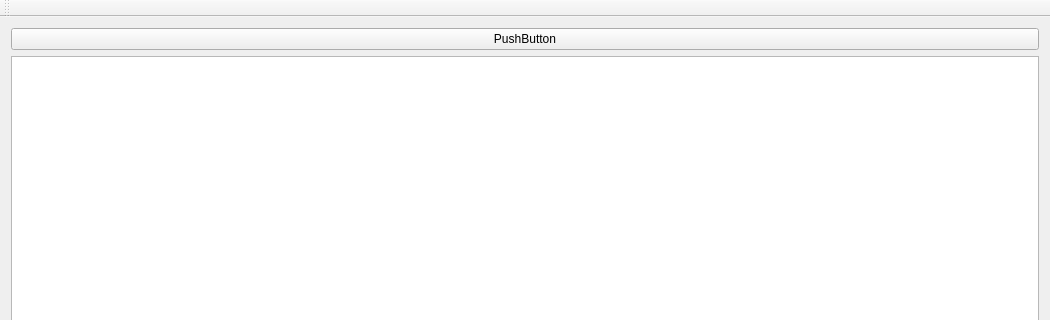
The window that mainwindow.ui (tixiv/CAN-Monitor-qt) describes before a commit, drawn with Qt 5; both pictures show x 0 to 1050 and y 0 to 320 of the 1050 by 611 pixel window.
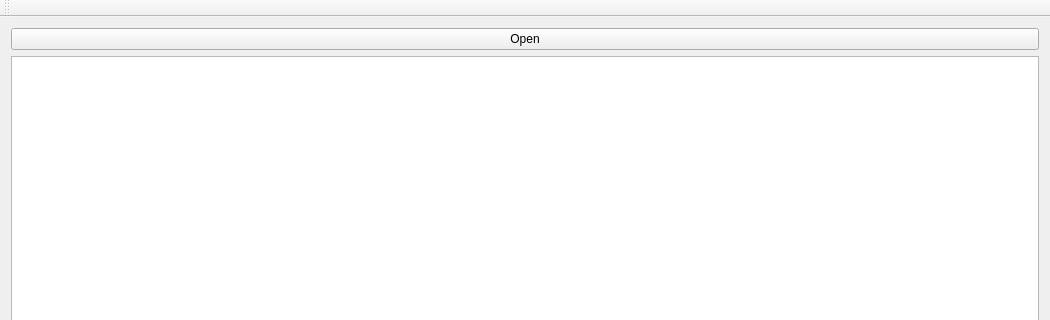
The same window after the commit.

```diff
--- a/mainwindow.ui
+++ b/mainwindow.ui
@@ -18,7 +18,7 @@
     <item>
      <widget class="QPushButton" name="pushButton">
       <property name="text">
-       <string>PushButton</string>
+       <string>Open</string>
       </property>
      </widget>
     </item>
```
